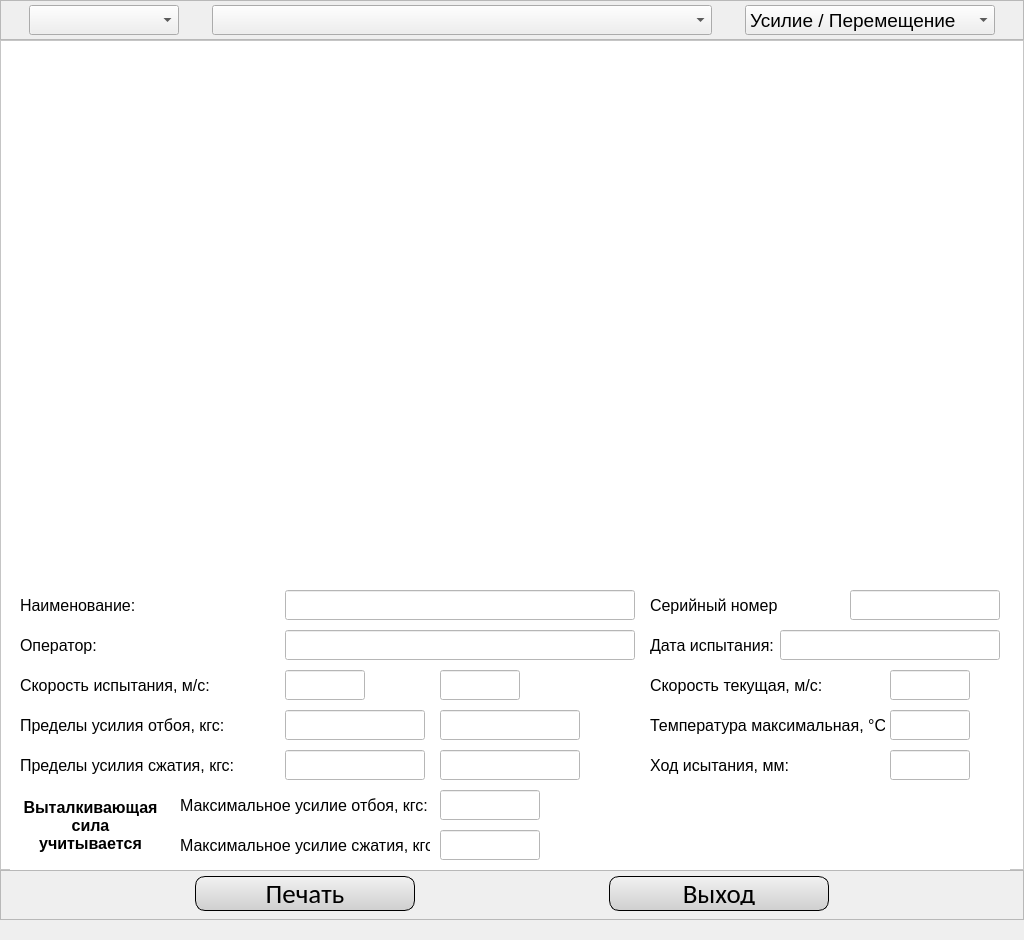
Before: the Qt Designer form ui/archive_ui.ui in Skorikof/SPG-023MK, drawn with Qt 5.
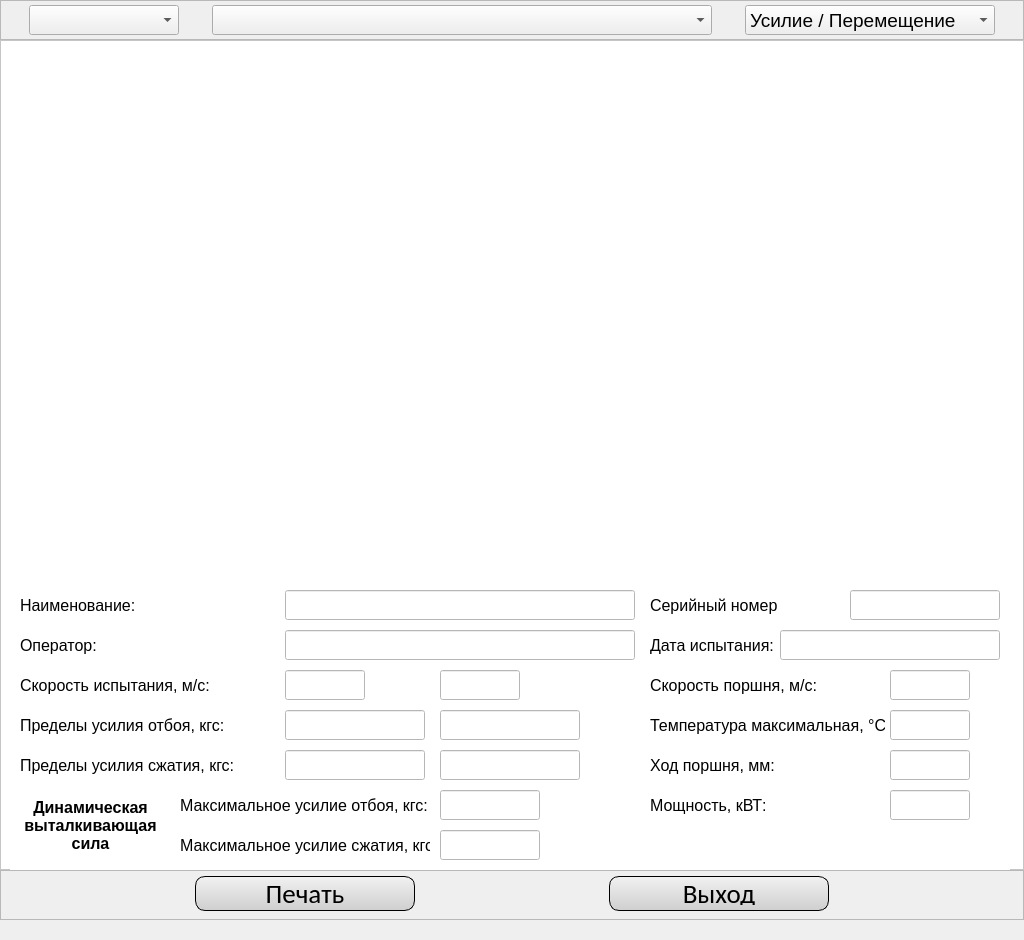
After: the same form once the commit is applied. Custom widgets are drawn as their Qt base class.

```diff
--- a/ui/archive_ui.ui
+++ b/ui/archive_ui.ui
@@ -603,7 +603,7 @@
          </font>
         </property>
         <property name="text">
-         <string>Скорость текущая, м/с:</string>
+         <string>Скорость поршня, м/с:</string>
         </property>
        </widget>
        <widget class="QLineEdit" name="speed_le">
@@ -671,7 +671,7 @@
          </font>
         </property>
         <property name="text">
-         <string>Ход исытания, мм:</string>
+         <string>Ход поршня, мм:</string>
         </property>
        </widget>
        <widget class="QLineEdit" name="hod_le">
@@ -1056,9 +1056,9 @@
          </font>
         </property>
         <property name="text">
-         <string>Выталкивающая
-сила
-учитываетcя</string>
+         <string>Динамическая
+выталкивающая
+сила</string>
         </property>
         <property name="textFormat">
          <enum>Qt::AutoText</enum>
@@ -1203,6 +1203,74 @@
          <bool>true</bool>
         </property>
        </widget>
+       <widget class="QLabel" name="power_lbl">
+        <property name="geometry">
+         <rect>
+          <x>640</x>
+          <y>210</y>
+          <width>186</width>
+          <height>30</height>
+         </rect>
+        </property>
+        <property name="minimumSize">
+         <size>
+          <width>0</width>
+          <height>30</height>
+         </size>
+        </property>
+        <property name="maximumSize">
+         <size>
+          <width>16777215</width>
+          <height>30</height>
+         </size>
+        </property>
+        <property name="font">
+         <font>
+          <family>Arial</family>
+          <pointsize>12</pointsize>
+         </font>
+        </property>
+        <property name="text">
+         <string>Мощность, кВТ:</string>
+        </property>
+       </widget>
+       <widget class="QLineEdit" name="power_le">
+        <property name="geometry">
+         <rect>
+          <x>880</x>
+          <y>210</y>
+          <width>80</width>
+          <height>30</height>
+         </rect>
+        </property>
+        <property name="minimumSize">
+         <size>
+          <width>80</width>
+          <height>30</height>
+         </size>
+        </property>
+        <property name="maximumSize">
+         <size>
+          <width>80</width>
+          <height>30</height>
+         </size>
+        </property>
+        <property name="font">
+         <font>
+          <family>Arial</family>
+          <pointsize>14</pointsize>
+         </font>
+        </property>
+        <property name="text">
+         <string/>
+        </property>
+        <property name="alignment">
+         <set>Qt::AlignCenter</set>
+        </property>
+        <property name="readOnly">
+         <bool>true</bool>
+        </property>
+       </widget>
       </widget>
      </widget>
     </item>
```
